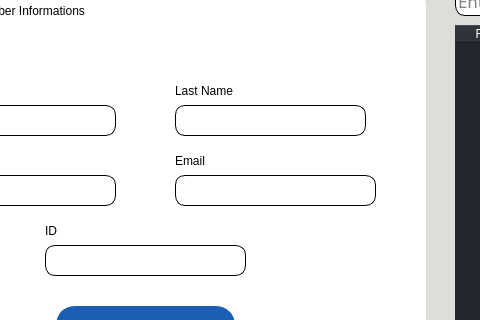
The window that Library Agent/Ui/Agent_members.ui (mohammedyazid/Library) describes before a commit, drawn with Qt 5; both pictures show x 135 to 615 and y 105 to 425 of the 1179 by 723 pixel window.
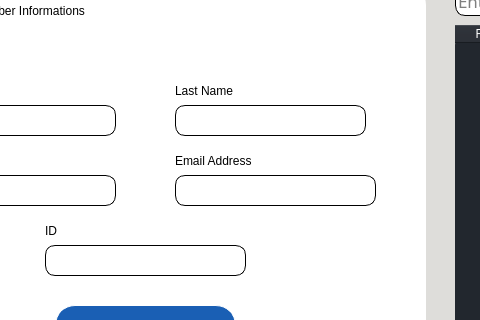
The same window after the commit. Icons and pictures are not drawn.

The edit to the form file:
```diff
--- a/Library Agent/Ui/Agent_members.ui
+++ b/Library Agent/Ui/Agent_members.ui
@@ -613,7 +613,7 @@
       <rect>
        <x>300</x>
        <y>160</y>
-       <width>121</width>
+       <width>131</width>
        <height>31</height>
       </rect>
      </property>
@@ -622,7 +622,7 @@
 background-color: rgba(65, 191, 64, 0);</string>
      </property>
      <property name="text">
-      <string>Email</string>
+      <string>Email Address</string>
      </property>
     </widget>
     <widget class="QLabel" name="label23_4">
```
Left out of the diff: 32 changed lines with no effect on the pictures.
